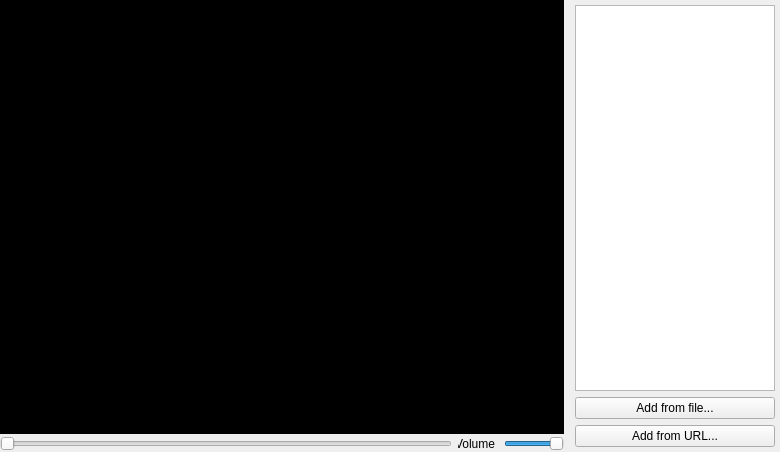
Before: the Qt Designer form mainwindow.ui in BriGaDir89/Test-VCL, drawn with Qt 5.
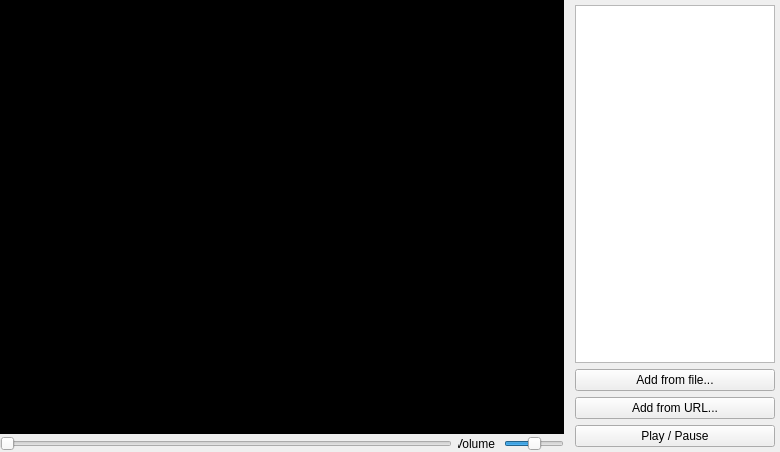
After: the same form once the commit is applied.

Diff of the .ui file:
```diff
--- a/mainwindow.ui
+++ b/mainwindow.ui
@@ -141,7 +141,7 @@
              <number>200</number>
             </property>
             <property name="value">
-             <number>200</number>
+             <number>100</number>
             </property>
             <property name="orientation">
              <enum>Qt::Horizontal</enum>
@@ -208,6 +208,19 @@
           </property>
          </widget>
         </item>
+        <item>
+         <widget class="QPushButton" name="buttonPause">
+          <property name="maximumSize">
+           <size>
+            <width>200</width>
+            <height>16777215</height>
+           </size>
+          </property>
+          <property name="text">
+           <string>Play / Pause</string>
+          </property>
+         </widget>
+        </item>
        </layout>
       </item>
      </layout>
```
